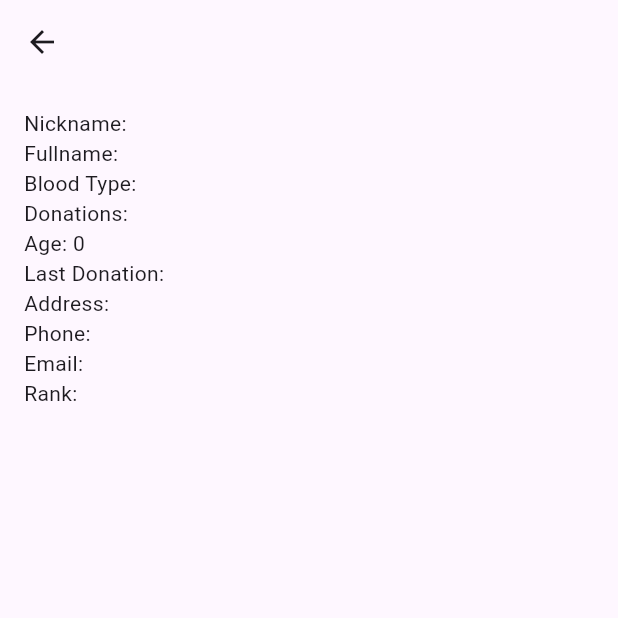
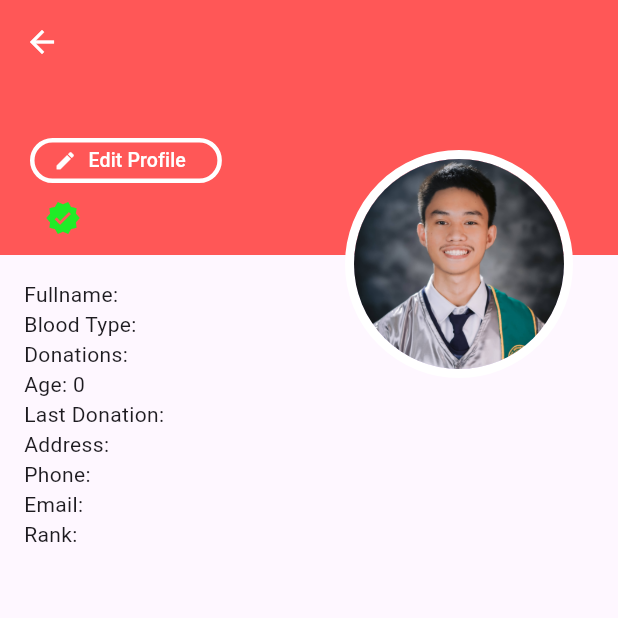
Before and after one commit to cheesyGarlicBread15/profile, a Flutter app: the ProfileScreen screen opened directly with empty values, on a phone screen of 412 x 824 dp, the top half of it. Run offline on Flutter 3.47's test engine with Material 3 defaults, Android fonts, the light colour scheme and no system bars.

Commit message:
header done, top padding app bar bug, body not yet

```diff
--- a/lib/screens/profile_screen.dart
+++ b/lib/screens/profile_screen.dart
@@ -6,16 +6,90 @@ class ProfileScreen extends StatelessWidget {
 
   @override
   Widget build(BuildContext context) {
+    final double appBarHeight = 170;
+    final double profileHeight = 140;
+    final double top = appBarHeight - (profileHeight / 2);
+
     return Scaffold(
-      appBar: AppBar(
-        title: Text(data['fullname'] ?? 'Profile'),
+      appBar: PreferredSize(
+        preferredSize: Size.fromHeight(appBarHeight),
+        child: AppBar(
+          iconTheme: const IconThemeData(color: Colors.white),
+          flexibleSpace: Stack(
+            clipBehavior: Clip.none,
+            children: [
+              Container(
+                color: const Color(0xFFFF5757),
+                height: appBarHeight,
+                width: double.infinity,
+              ),
+              Positioned(
+                bottom: 10,
+                left: 20,
+                child: Column(
+                  crossAxisAlignment: CrossAxisAlignment.start,
+                  children: [
+                    OutlinedButton.icon(
+                      onPressed: () {},
+                      style: OutlinedButton.styleFrom(
+                        side: const BorderSide(color: Colors.white, width: 3),
+                        iconColor: Colors.white,
+                        minimumSize: const Size(0, 30),
+                      ),
+                      label: const Text(
+                        'Edit Profile',
+                        style: TextStyle(
+                          color: Colors.white,
+                          fontSize: 13,
+                        ),
+                      ),
+                      icon: const Icon(Icons.edit, size: 15),
+                    ),
+                    Row(
+                      mainAxisSize: MainAxisSize.min,
+                      children: [
+                        Text(
+                          data['nickname'],
+                          style: const TextStyle(
+                            color: Colors.white,
+                            fontSize: 20,
+                            fontWeight: FontWeight.bold,
+                          ),
+                        ),
+                        const SizedBox(width: 10),
+                        const Icon(
+                          Icons.verified,
+                          color: Color.fromARGB(255, 32, 236, 39),
+                        )
+                      ],
+                    ),
+                  ],
+                ),
+              ),
+              Positioned(
+                top: top,
+                right: 30,
+                child: Container(
+                  decoration: BoxDecoration(
+                      shape: BoxShape.circle,
+                      border: Border.all(color: Colors.white, width: 6)),
+                  child: CircleAvatar(
+                    radius: profileHeight / 2,
+                    backgroundImage: const AssetImage('assets/images/prof.jpg'),
+                  ),
+                ),
+              ),
+            ],
+          ),
+        ),
       ),
+
+      // FIXME: top padding bugged because of appbar preferred size
       body: Padding(
         padding: const EdgeInsets.all(16.0),
         child: Column(
           crossAxisAlignment: CrossAxisAlignment.start,
           children: [
-            Text('Nickname: ${data['nickname'] ?? 'N/A'}'),
             Text('Fullname: ${data['fullname'] ?? 'N/A'}'),
             Text('Blood Type: ${data['blood type'] ?? 'N/A'}'),
             Text('Donations: ${data['donations'] ?? 'N/A'}'),
--- a/pubspec.yaml
+++ b/pubspec.yaml
@@ -17,3 +17,5 @@ dev_dependencies:
 
 flutter:
   uses-material-design: true
+  assets:
+    - assets/images/
```
Also changed, not shown: assets/images/prof.jpg (added).
